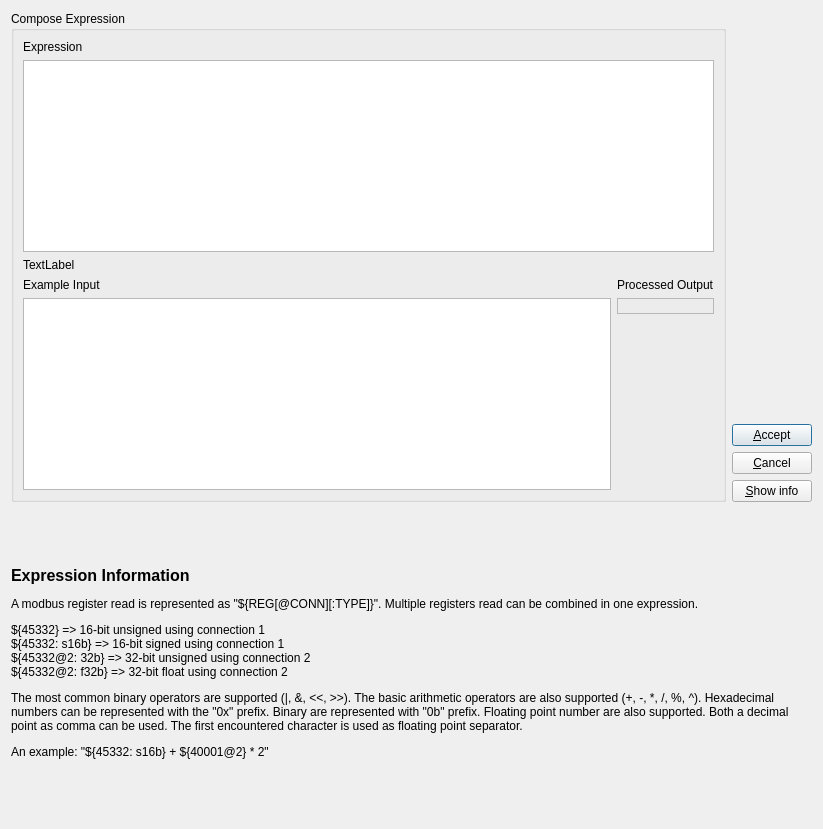
This is src/dialogs/expressionsdialog.ui in ModbusScope/ModbusScope as Qt 5 draws it before an edit. The edited form follows.
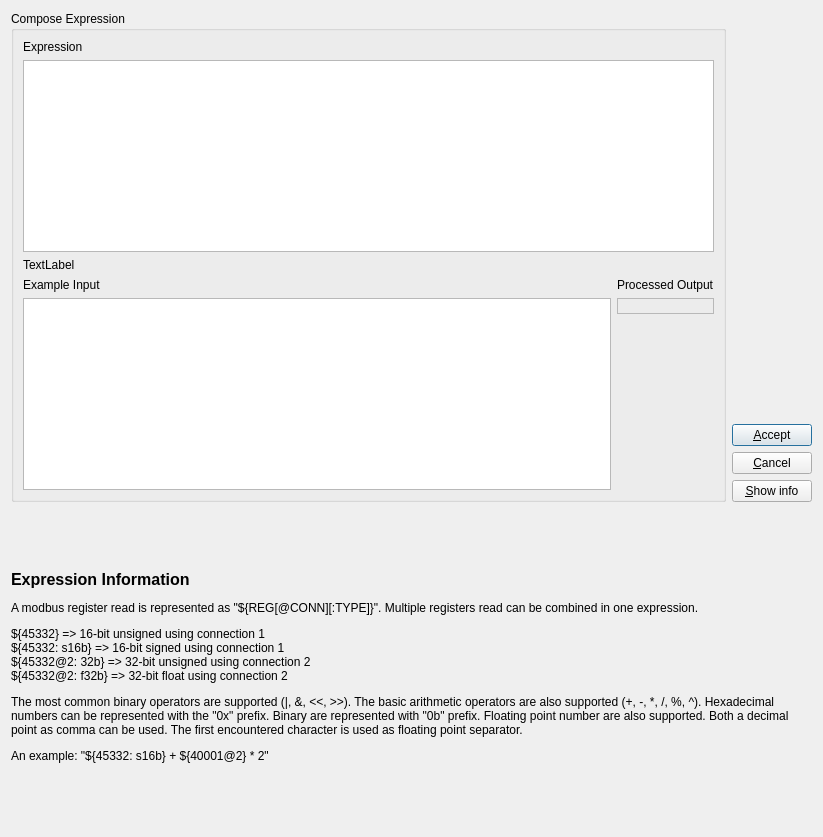
This is the edited form.

What changed in the file:
```diff
--- a/src/dialogs/expressionsdialog.ui
+++ b/src/dialogs/expressionsdialog.ui
@@ -10,7 +10,7 @@
     <x>0</x>
     <y>0</y>
     <width>823</width>
-    <height>829</height>
+    <height>837</height>
    </rect>
   </property>
   <property name="windowTitle">
```
Left out of the diff: 24 changed lines with no effect on the pictures.
